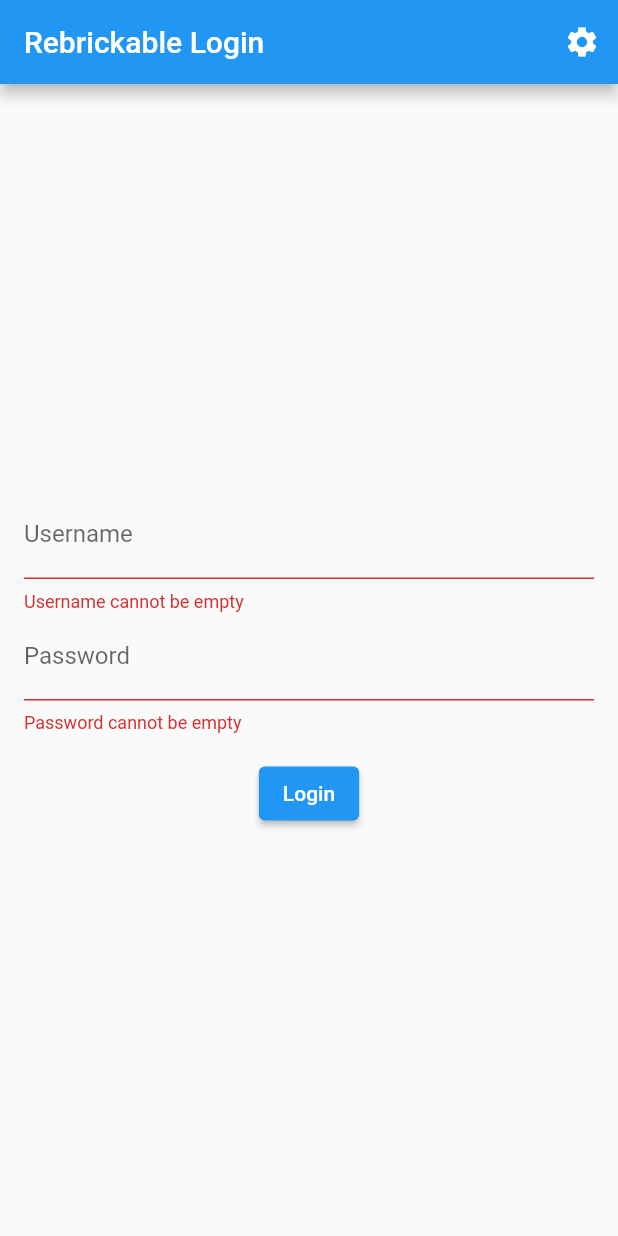
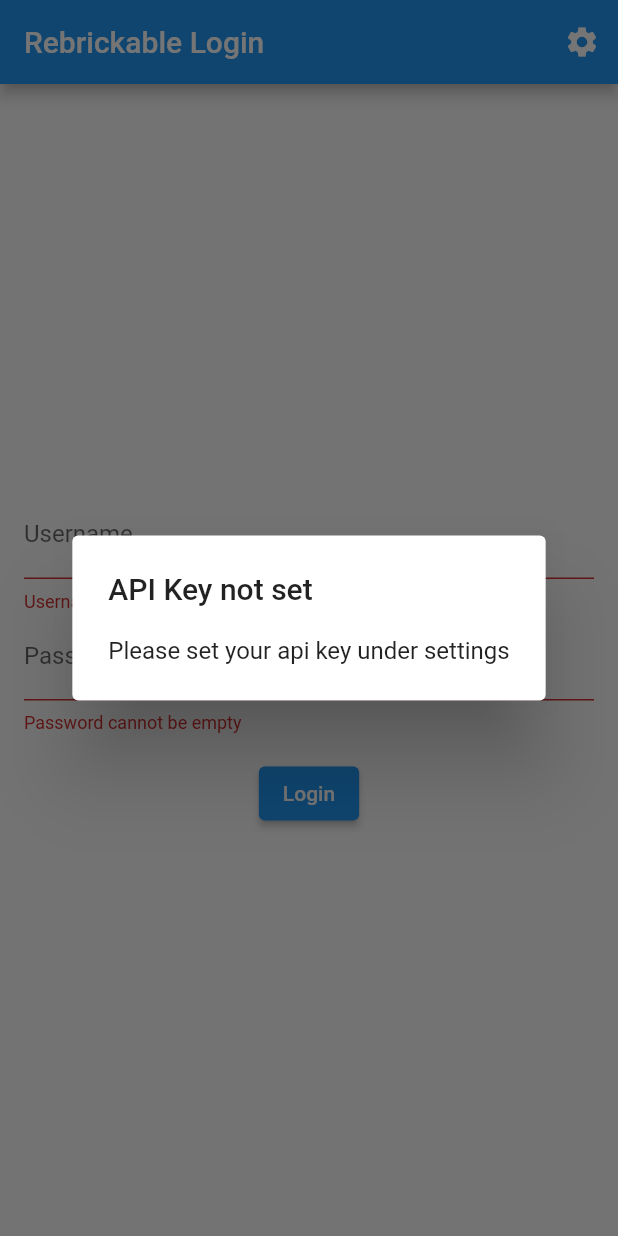
Before and after one commit to sebastiankutschbach/brick_app, a Flutter app: the LoginPage screen opened directly, after a tap on "Login", on a phone screen of 412 x 824 dp. Run offline on Flutter 3.47's test engine with Material 2 defaults, Android fonts, the phone set to English and light mode, and no system bars; our stand-ins replace shared_preferences; accounts and stored records are empty.

Commit message:
login works now

```diff
--- a/lib/model/rebrickable_model.dart
+++ b/lib/model/rebrickable_model.dart
@@ -11,7 +11,8 @@
     this._rebrickableService = rebrickableService ?? RebrickableService('');
   }
 
-  Future<bool> login(String username, String password) async {
+  Future<bool> login(String username, String password, String apiKey) async {
+    _rebrickableService.apiKey = apiKey;
     _loggedIn = await _rebrickableService.authenticate(username, password);
     return _loggedIn;
   }
--- a/lib/pages/login_page.dart
+++ b/lib/pages/login_page.dart
@@ -1,6 +1,7 @@
 import 'package:brick_app/model/rebrickable_model.dart';
 import 'package:brick_app/pages/overview_page.dart';
 import 'package:brick_app/pages/settings_page.dart';
+import 'package:brick_app/service/preferences_service.dart';
 import 'package:flutter/cupertino.dart';
 import 'package:flutter/material.dart';
 import 'package:provider/provider.dart';
@@ -16,6 +17,7 @@
   var _password = "";
 
   Widget build(BuildContext context) {
+    final apiKey = context.watch<PreferencesService>().apiKey;
     return Scaffold(
       appBar: AppBar(
         title: Text('Rebrickable Login'),
@@ -52,10 +54,13 @@
                   ElevatedButton(
                     key: Key('login'),
                     onPressed: () async {
+                      if (apiKey.isEmpty || apiKey == null) {
+                        _showDialog('Please set your api key under settings');
+                      }
                       if (_formKey.currentState.validate()) {
                         final success = await context
                             .read<RebrickableModel>()
-                            .login(_username, _password);
+                            .login(_username, _password, apiKey);
                         if (success) {
                           Navigator.push(
                               context,
@@ -83,4 +88,22 @@
         },
         icon: Icon(Icons.settings));
   }
+
+  Future<void> _showDialog(message) async {
+    return showDialog<void>(
+      context: context,
+      builder: (BuildContext context) {
+        return AlertDialog(
+          title: Text('API Key not set'),
+          content: SingleChildScrollView(
+            child: ListBody(
+              children: <Widget>[
+                Text(message),
+              ],
+            ),
+          ),
+        );
+      },
+    );
+  }
 }
--- a/lib/service/rebrickable_service.dart
+++ b/lib/service/rebrickable_service.dart
@@ -7,8 +7,10 @@
 
 class RebrickableService {
   Client _client;
-  final _apiKey;
+  String _apiKey;
   String _token;
+
+  set apiKey(String apiKey) => _apiKey = apiKey;
 
   bool get isAuthenticated => _token != null;
 
@@ -22,6 +24,8 @@
         body: 'username=$username&password=$password');
 
     if (response.statusCode != 200) {
+      print(response.statusCode);
+      print(response.body);
       return false;
     }
 
```
